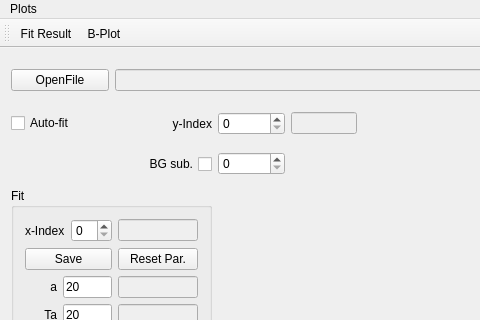
First picture: the form in Analysis_UI/mainwindow.ui, repository goluckyryan/nonLinearFit, before the edit; both pictures show x 0 to 480 and y 0 to 320 of the 961 by 600 pixel window.
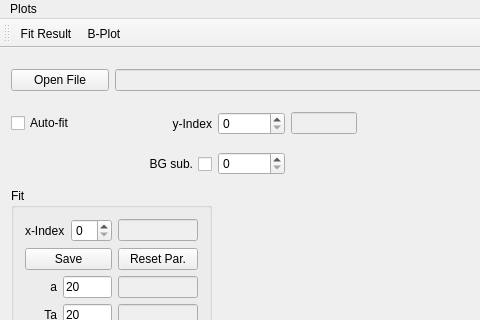
Second picture: the form after the edit. Custom widgets are drawn as their Qt base class.

The edit to the form file:
```diff
--- a/Analysis_UI/mainwindow.ui
+++ b/Analysis_UI/mainwindow.ui
@@ -295,7 +295,7 @@
     <item row="1" column="0">
      <widget class="QPushButton" name="pushButton_OpenFile">
       <property name="text">
-       <string>OpenFile</string>
+       <string>Open File</string>
       </property>
      </widget>
     </item>
```
